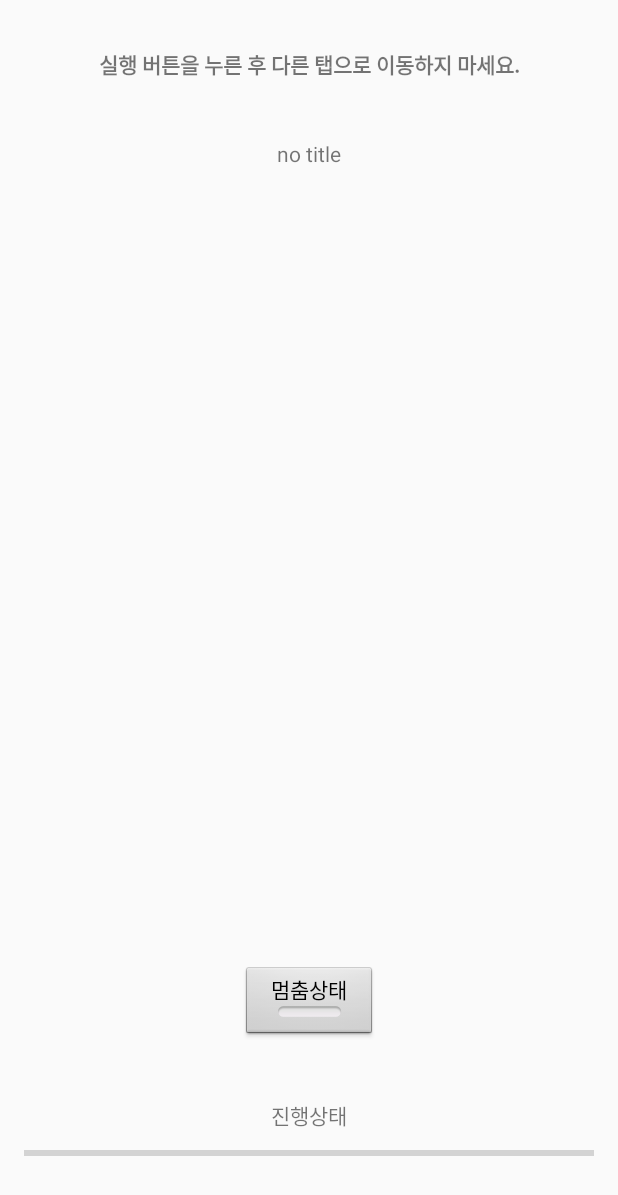
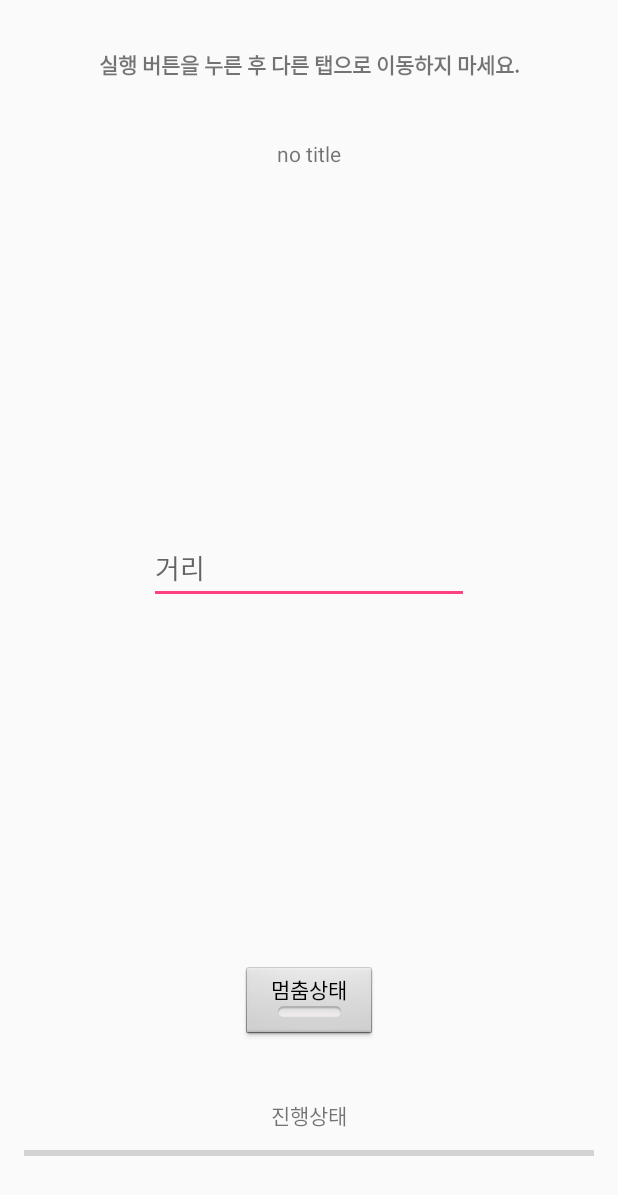
Before and after one commit to level120/Test20180825, an Android app: the layout fragment_measure.xml on its own in the app's theme, with its tools: preview values and no code run, on a phone screen of 412 x 824 dp. Shown: the top 1195 px of the screen. Run offline under Robolectric (Android 15) with nearby library versions, the phone set to English and light mode, and no system bars.

Commit message:
개발 종료

```diff
--- a/app/src/main/java/kr/ac/tu/wtf/test20180825/WifiChoiceListViewAdapter.java
+++ b/app/src/main/java/kr/ac/tu/wtf/test20180825/WifiChoiceListViewAdapter.java
@@ -50,6 +50,7 @@ public class WifiChoiceListViewAdapter extends BaseAdapter {
         ImageView iconImageView = (ImageView) convertView.findViewById(R.id.itemImg);
         TextView textTextView = (TextView) convertView.findViewById(R.id.itemText);
         CheckBox cBox = (CheckBox) convertView.findViewById(R.id.itemCheck);
+        CheckableLinearLayout cBoxGlobal = (CheckableLinearLayout) convertView.findViewById(R.id.itemGlobal);
 
         // Data Set(listViewItemList)에서 position에 위치한 데이터 참조 획득
         final WifiListViewItem listViewItem = list.get(position);
@@ -57,7 +58,8 @@ public class WifiChoiceListViewAdapter extends BaseAdapter {
         // 아이템 내 각 위젯에 데이터 반영
         iconImageView.setImageDrawable(listViewItem.icon);
         textTextView.setText(listViewItem.text);
-        cBox.setChecked(listViewItem.isChecked);
+        cBoxGlobal.setChecked(listViewItem.isChecked);
+//        cBox.setChecked(listViewItem.isChecked);
 
         cBox.setOnCheckedChangeListener(new CompoundButton.OnCheckedChangeListener(){
 
--- a/app/src/main/res/layout/fragment_measure.xml
+++ b/app/src/main/res/layout/fragment_measure.xml
@@ -25,6 +25,7 @@
         <ProgressBar
             android:id="@+id/progressBar"
             style="?android:attr/progressBarStyleHorizontal"
+            android:max="10000"
             android:layout_width="0dp"
             android:layout_height="14dp"
             android:layout_marginBottom="8dp"
@@ -90,6 +91,22 @@
             app:layout_constraintEnd_toEndOf="parent"
             app:layout_constraintStart_toStartOf="parent" />
 
+        <EditText
+            android:id="@+id/distanceEdit"
+            android:layout_width="wrap_content"
+            android:layout_height="wrap_content"
+            android:layout_marginBottom="8dp"
+            android:layout_marginEnd="8dp"
+            android:layout_marginStart="8dp"
+            android:layout_marginTop="8dp"
+            android:ems="10"
+            android:inputType="textPersonName"
+            android:hint="@string/distance"
+            app:layout_constraintBottom_toTopOf="@+id/btnRun"
+            app:layout_constraintEnd_toEndOf="parent"
+            app:layout_constraintStart_toStartOf="parent"
+            app:layout_constraintTop_toBottomOf="@+id/resEdit" />
+
     </android.support.constraint.ConstraintLayout>
 
 </FrameLayout>
--- a/app/src/main/res/layout/my_wifi_view_item.xml
+++ b/app/src/main/res/layout/my_wifi_view_item.xml
@@ -3,7 +3,8 @@
     xmlns:android="http://schemas.android.com/apk/res/android"
     android:orientation="horizontal" android:layout_width="match_parent"
     android:layout_height="match_parent"
-    android:descendantFocusability="blocksDescendants">
+    android:descendantFocusability="blocksDescendants"
+    android:id="@+id/itemGlobal">
 
     <ImageView
         android:layout_width="wrap_content"
--- a/app/src/main/res/values/strings.xml
+++ b/app/src/main/res/values/strings.xml
@@ -14,4 +14,5 @@
     <string name="nofity">실행 버튼을 누른 후 다른 탭으로 이동하지 마세요.</string>
     <string name="itemtext">itemText</string>
     <string name="wi_fi">Wi-Fi 등록</string>
+    <string name="distance">거리</string>
 </resources>
```
Also changed, not shown: app/src/main/java/kr/ac/tu/wtf/test20180825/CheckableLinearLayout.java (+6 -9 lines), app/src/main/java/kr/ac/tu/wtf/test20180825/MeasureFragment.java (+108 -16 lines), app/src/main/java/kr/ac/tu/wtf/test20180825/WifiListViewActivity.java (+8 -5 lines), 1 other file.
